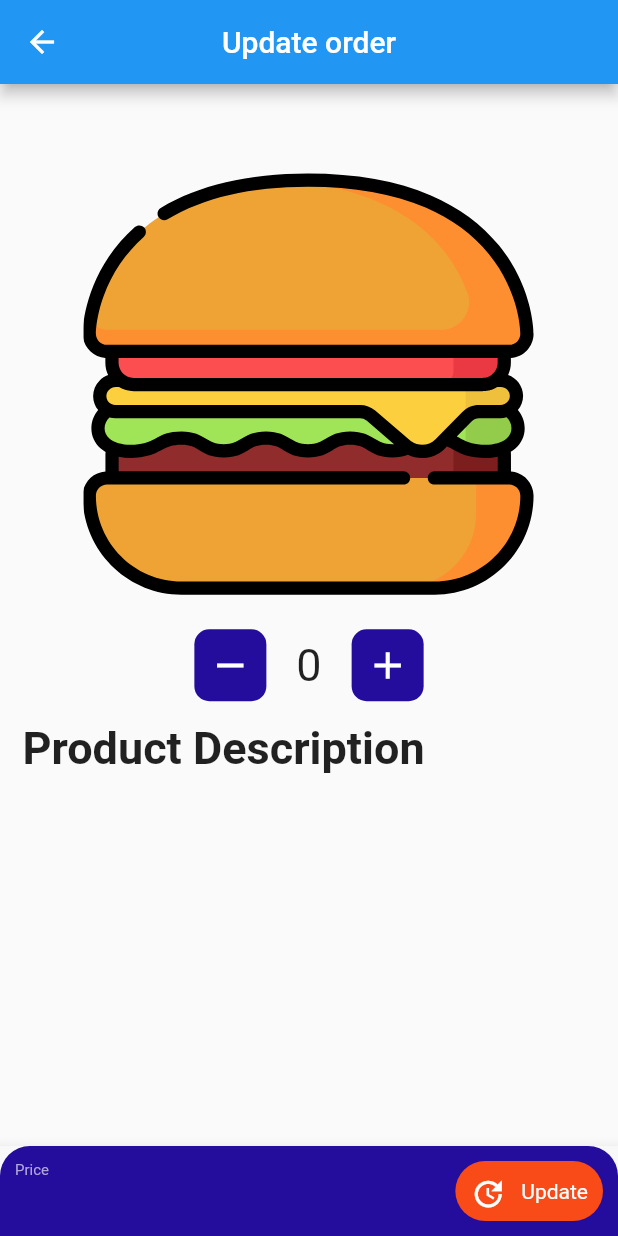
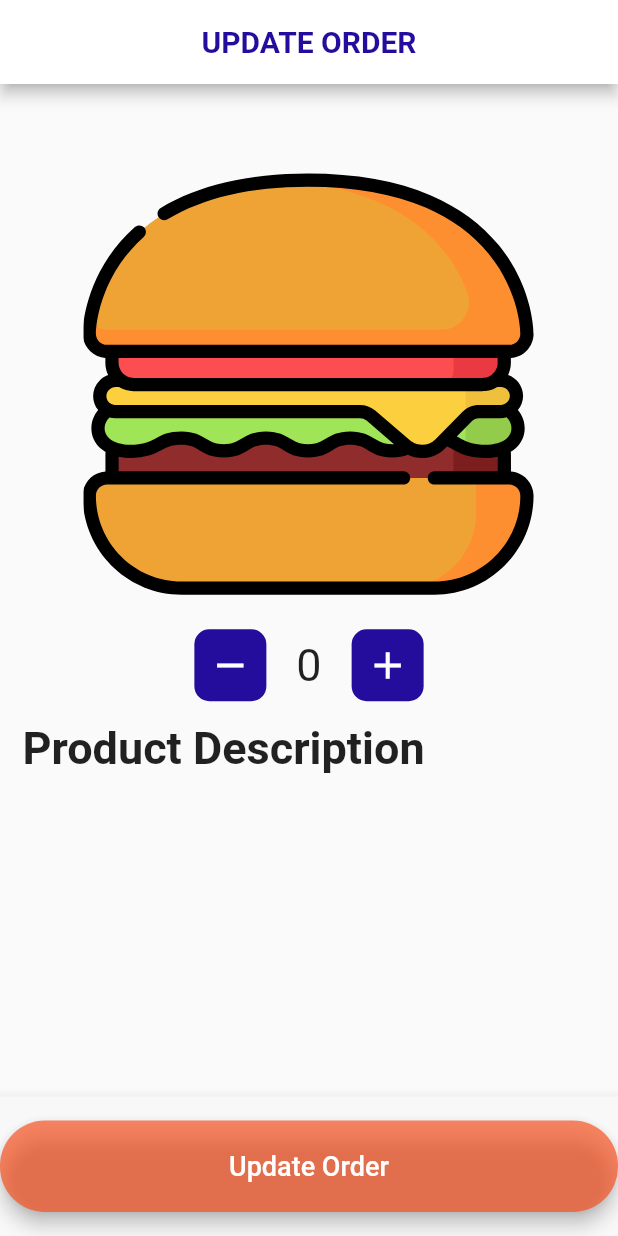
Before and after one commit to akuadane/FlutFood, a Flutter app: the OrderUpdateScreen screen opened directly with empty values, on a phone screen of 412 x 824 dp. Run offline on Flutter 3.47's test engine with Material 2 defaults, Android fonts, the phone set to English and light mode, and no system bars; our stand-ins replace bloc, equatable, flutter_bloc, flutter_svg; network calls fail; statements that could not run were skipped.

Commit message:
bugs fixed

```diff
--- a/lib/colors.dart
+++ b/lib/colors.dart
@@ -4,5 +4,5 @@ import 'package:flutter/material.dart';
 const kLoginMainColor = Color(0xff240D9c);
 const kSecondaryColor = Color(0xCC402BC9);
 const kSignupTextColor = Color(0xFFB2A6DB);
-const accentColor = Color(0xFFF84b18);
+const accentColor = Color(0xAAF84b18);
 const backgroundColor = Color(0xFFF8F8F8);
--- a/lib/order/screens/order_update_screen.dart
+++ b/lib/order/screens/order_update_screen.dart
@@ -1,3 +1,4 @@
+import 'package:flut_food/widgets/rounded_button.dart';
 import 'package:flutter/material.dart';
 import 'package:flutter_bloc/flutter_bloc.dart';
 import 'package:flut_food/order/bloc/bloc.dart';
@@ -23,14 +24,29 @@ class OrderUpdateScreen extends StatefulWidget {
 }
 
 class _OrderUpdateScreenState extends State<OrderUpdateScreen> {
-  final _order = {};
+  int _amount;
+
+  @override
+  void initState() {
+    this._amount = widget.order.quantity;
+    super.initState();
+  }
 
   @override
   Widget build(BuildContext context) {
     return Scaffold(
       appBar: AppBar(
-        title: Text("Update order"),
+        backgroundColor: Colors.white,
         centerTitle: true,
+        title: Text(
+          "UPDATE ORDER",
+          style: TextStyle(
+            fontSize: 20,
+            fontWeight: FontWeight.bold,
+            color: kLoginMainColor,
+          ),
+        ),
+        leading: Container(),
       ),
       body: SafeArea(
         child: SingleChildScrollView(
@@ -70,9 +86,9 @@ class _OrderUpdateScreenState extends State<OrderUpdateScreen> {
                           size: 30,
                         ),
                         onPressed: () {
-                          if (widget.order.quantity > 1) {
+                          if (_amount > 1) {
                             setState(() {
-                              widget.order.quantity--;
+                              _amount--;
                             });
                           }
                         },
@@ -81,7 +97,7 @@ class _OrderUpdateScreenState extends State<OrderUpdateScreen> {
                     Padding(
                       padding: const EdgeInsets.all(20.0),
                       child: Text(
-                        "${widget.order.quantity}",
+                        "${_amount}",
                         style: TextStyle(
                           fontSize: 30,
                         ),
@@ -100,7 +116,7 @@ class _OrderUpdateScreenState extends State<OrderUpdateScreen> {
                         ),
                         onPressed: () {
                           setState(() {
-                            widget.order.quantity++;
+                            _amount++;
                           });
                         },
                       ),
@@ -132,87 +148,24 @@ class _OrderUpdateScreenState extends State<OrderUpdateScreen> {
       ),
       bottomNavigationBar: BottomAppBar(
         color: backgroundColor,
-        child: Container(
-          decoration: BoxDecoration(
-            color: kLoginMainColor,
-            borderRadius: BorderRadius.vertical(
-              top: Radius.circular(20),
-            ),
-          ),
-          height: 60,
-          child: Padding(
-            padding: const EdgeInsets.all(10.0),
-            child: Row(
-              children: [
-                Expanded(
-                  child: Column(
-                    crossAxisAlignment: CrossAxisAlignment.start,
-                    children: [
-                      Text(
-                        "Price",
-                        style: TextStyle(
-                          fontSize: 10,
-                          color: kSignupTextColor,
-                        ),
-                      ),
-                      Text(
-                        "",
-                        // "\$ ${_price * _amount}",
-                        style: TextStyle(
-                          fontSize: 20,
-                          fontWeight: FontWeight.bold,
-                          color: Colors.white,
-                        ),
-                      )
-                    ],
-                  ),
-                ),
-                InkWell(
-                  onTap: () {
-                    //UserState userState = context.read<UserBloc>().state;
-
-                    //int userId = userState.user.id;
+        child: RoundedButton(
+          text: 'Update Order',
+          onPressed: () {
             BlocProvider.of<OrderBloc>(context).add(
               OrderUpdate(
                 Order(
                   id: widget.order.id,
-                          itemId: this._order["item_id"],
+                  itemId: widget.order.itemId,
                   orderState: widget.order.orderState,
-                          userId: this._order["user_id"],
-                          quantity: this._order["quantity"],
+                  userId: widget.order.userId,
+                  quantity: this._amount,
                 ),
               ),
             );
             Navigator.pop(context);
           },
-                  child: Container(
-                    padding: EdgeInsets.all(10),
-                    decoration: BoxDecoration(
           color: accentColor,
-                      borderRadius: BorderRadius.circular(30),
-                    ),
-                    child: Row(
-                      children: [
-                        Icon(
-                          Icons.update,
-                          color: Colors.white,
-                        ),
-                        SizedBox(
-                          width: 10,
-                        ),
-                        Text(
-                          "Update",
-                          style: TextStyle(
-                            color: Colors.white,
-                          ),
-                        )
-                      ],
-                    ),
-                  ),
-                ),
-              ],
-            ),
-          ),
+          labelColor: Colors.white,
         ),
       ),
     );
```
Also changed, not shown: lib/item/screens/home.dart (+8 -4 lines), lib/order/screens/order_list_screen.dart (+10 -8 lines). Lines whose indentation alone changed are shown as unchanged.
